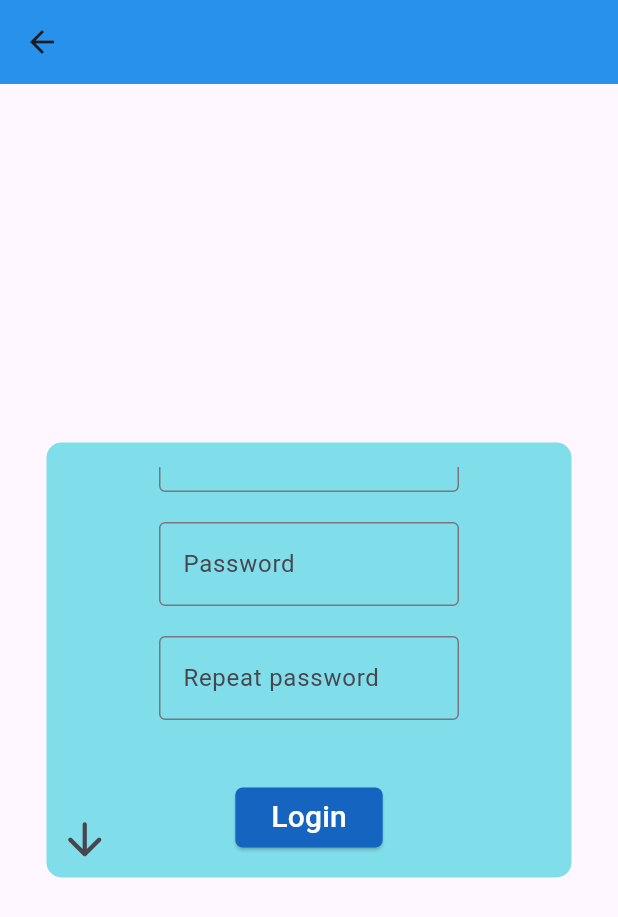
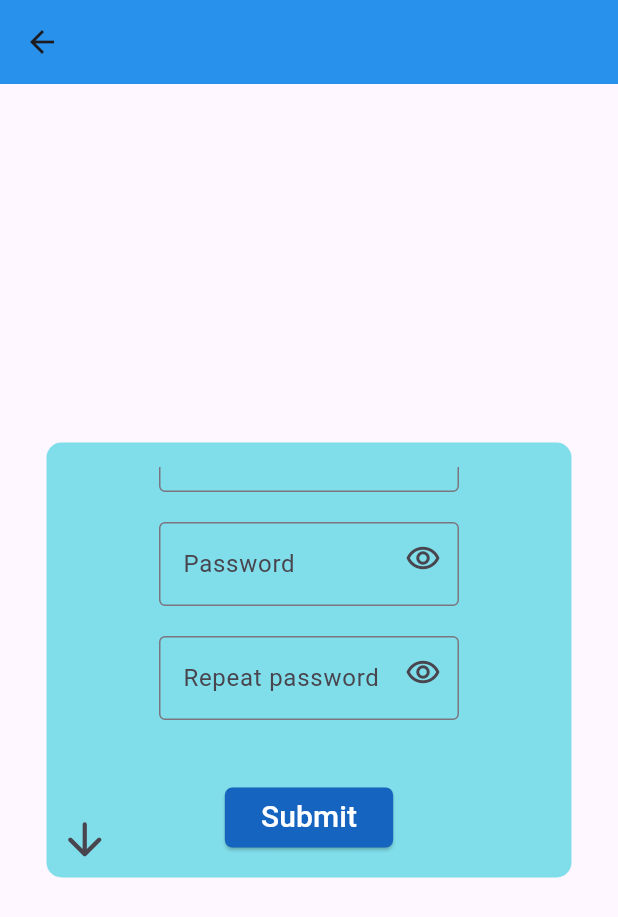
Before and after one commit to aleleotta/TeamVortex, a Flutter app: the RegisterPage screen opened by its route, scrolled down 178 dp, on a phone screen of 412 x 824 dp. Shown: the top 917 px of the screen. Run offline on Flutter 3.47's test engine with Material 3 defaults, Android fonts, the phone set to English and light mode, and no system bars; our stand-ins replace firebase_core; accounts and stored records are empty.

Commit message:
Changes: - Show/Hide buttons were added to password fields. - Conditions and regular expressions were added in LoginRegisterViewmodel for validation (Still work in progress). - Android minimum SDK was changed to 23 in build.gradle inside android src folder.

```diff
--- /dev/null
+++ b/devtools_options.yaml
@@ -0,0 +1,3 @@
+description: This file stores settings for Dart & Flutter DevTools.
+documentation: https://docs.flutter.dev/tools/devtools/extensions#configure-extension-enablement-states
+extensions:
--- a/lib/main.dart
+++ b/lib/main.dart
@@ -32,7 +32,7 @@ class MyApp extends StatelessWidget {
       routes: {
         "/welcomeView": (context) => const WelcomePage(),
         "/homeView": (context) => const HomePage(),
-        "/loginView": (context) => const LoginPage(),
+        "/loginView": (context) => LoginPage(),
         "/registerView": (context) => RegisterPage(),
       },
 
--- a/lib/models/entities/Account.dart
+++ b/lib/models/entities/Account.dart
@@ -1,24 +1,20 @@
 // ignore_for_file: file_names
-import 'dart:ffi';
 
 class Account {
   //Attributes
-  Long _id = 0 as Long;
   String _username = "";
   String _email = "";
   String _password = "";
 
   //Properties
-  Long get id => _id;
   String get username => _username;
   String get email => _email;
   String get password => _password;
 
   //Constructor
-  Account(Long id, String username, String email, String password) {
-    _id = id;
+  Account(String email, String username, String password) {
+    _email = email;
     _username = username;
-    _email = email;
     _password = password;
   }
 }
--- a/lib/viewmodels/login_register_vm.dart
+++ b/lib/viewmodels/login_register_vm.dart
@@ -2,19 +2,52 @@ import 'package:flutter/material.dart';
 import 'package:teamvortex/models/entities/Account.dart';
 
 class LoginRegisterViewModel extends ChangeNotifier {
-  late Account account;
-  String username = "";
-  String email = "";
-  String password = "";
-  String confirmPassword = "";
-  String errorString = "";
+  late Account _account;
+  String _errorString = "";
+  bool _passwordVisible = false;
+  Icon _passwordIcon = const Icon(Icons.remove_red_eye_outlined);
+
+  String get errorString => _errorString;
+  bool get passwordVisible => _passwordVisible;
+  Icon get passwordIcon => _passwordIcon;
+
+  set errorString(String value) {
+    _errorString = value;
+    notifyListeners();
+  }
+  set passwordVisible(bool value) {
+    _passwordVisible = value;
+    _passwordIcon = !_passwordVisible ? const Icon(Icons.remove_red_eye_outlined) : const Icon(Icons.visibility_off_outlined);
+    notifyListeners();
+  }
 
   // This function will check if the account information is correct.
-  // If it returns true then it proceeds to register the account into Firebase.
-  bool checkInfo() {
-    return false;
+  void checkInfoLogin(String emailOrUsername, String password) {}
+
+  // It will be called into checkInfoLogin() once the information has been validated to call Firebase
+  // and login into the account.
+  void loginIntoFirebase() {}
+
+  // This function will check if the account information is correct.
+  // If all data is valid, _registerAccountIntoFirebase() will be called.
+  void checkInfoRegister(String email, String username, String password, String repeatPassword) {
+    if (email.isEmpty || username.isEmpty || password.isEmpty || repeatPassword.isEmpty) {
+      errorString = "All fields need to be filled in.";
+    } else if (!RegExp(r'^[a-z0-9.-]{3,}@[a-z0-9-]{2,}\.[a-z]{2,}$').hasMatch(email)) {
+      errorString = "The email is not valid.";
+    } else if (!RegExp(r'^[a-zA-Z0-9]{4,20}$').hasMatch(username)) {
+      errorString = "The username length should be between 4 and 20 characters.";
+    } else if (!RegExp(r'^(?=.*[a-z])(?=.*[A-Z])(?=.*\d)(?=.*[@$!%*?&])[A-Za-z\d@$!%*?&]{6,20}$').hasMatch(password)) {
+      errorString = "The password must contain at least:\none uppercase letter,\none lowercase letter,\none number,\nand one special character.";
+    } else if (password != repeatPassword) {
+      errorString = "The passwords do not match.";
+    } else {
+      errorString = "";
+    }
+    notifyListeners();
   }
 
-  // It will be called into checkInfo() once the information has been validated to call Firebase and register the account information.
+  // It will be called into checkInfo() once the information has been validated to call Firebase
+  // and register the account information.
   void _registerAccountIntoFirebase() {}
 }
--- a/lib/views/register_page.dart
+++ b/lib/views/register_page.dart
@@ -6,6 +6,10 @@ import 'package:teamvortex/views/widgets/inputs.dart';
 class RegisterPage extends StatelessWidget {
   RegisterPage({super.key});
   final ScrollController _scrollController = ScrollController();
+  final TextEditingController _usernameController = TextEditingController();
+  final TextEditingController _emailController = TextEditingController();
+  final TextEditingController _passwordController = TextEditingController();
+  final TextEditingController _repeatPasswordController = TextEditingController();
 
   @override
   Widget build(BuildContext context) {
@@ -69,19 +73,46 @@ class RegisterPage extends StatelessWidget {
               )
             ),
             const SizedBox(height: 20),
-            inputField("Email"),
+            inputField("Email", controller: _emailController),
             const SizedBox(height: 20),
-            inputField("Username"),
+            inputField("Username", controller: _usernameController),
             const SizedBox(height: 20),
-            inputField("Password"),
+            Stack(
+              children: <Widget>[
+                inputField("Password", controller: _passwordController, isPassword: !context.watch<LoginRegisterViewModel>().passwordVisible),
+                Positioned(
+                  right: 0,
+                  child: IconButton(
+                  onPressed: () {
+                    context.read<LoginRegisterViewModel>().passwordVisible = !context.read<LoginRegisterViewModel>().passwordVisible;
+                  },
+                  icon: context.watch<LoginRegisterViewModel>().passwordIcon)
+                ),
+              ]
+            ),
             const SizedBox(height: 20),
-            inputField("Repeat password"),
+            Stack(
+              children: <Widget>[
+                inputField("Repeat password", controller: _repeatPasswordController, isPassword: !context.watch<LoginRegisterViewModel>().passwordVisible),
+                Positioned(
+                  right: 0,
+                  child: IconButton(
+                    onPressed: () {
+                      context.read<LoginRegisterViewModel>().passwordVisible = !context.read<LoginRegisterViewModel>().passwordVisible;
+                    },
+                    icon: context.watch<LoginRegisterViewModel>().passwordIcon)
+                ),
+              ]
+            ),
             const SizedBox(height: 10),
-            errorMessage(""),
+            errorMessage(context.watch<LoginRegisterViewModel>().errorString), //The error string value comes from the provider.
             const SizedBox(height: 10),
             ElevatedButton(
               onPressed: () {
-                Navigator.pushNamed(context, "/homeView"); //This will change soon. Backend will be added.
+                context.read<LoginRegisterViewModel>().checkInfoRegister(
+                  _emailController.text, _usernameController.text, _passwordController.text, _repeatPasswordController.text
+                );
+                //Navigator.pushNamed(context, "/homeView"); //This will change soon. Backend will be added.
               },
               style: ButtonStyle(
                 backgroundColor:
@@ -93,10 +124,8 @@ class RegisterPage extends StatelessWidget {
                 ),
               ),
               child: const Text(
-                "Login",
-                style: TextStyle(
-                  fontSize: 20, color: Colors.white
-                )
+                "Submit",
+                style: TextStyle(fontSize: 20, color: Colors.white)
               ),
             )
           ],
--- a/lib/views/widgets/inputs.dart
+++ b/lib/views/widgets/inputs.dart
@@ -1,10 +1,11 @@
 import 'package:flutter/material.dart';
 
-Widget inputField(String? labelName, {bool isPassword = false}) {
+Widget inputField(String? labelName, {bool isPassword = false, TextEditingController? controller}) {
   return SizedBox(
     width: 200,
     child: Center(
       child: TextField(
+        controller: controller,
         decoration: InputDecoration(
           labelText: labelName,
           border: const OutlineInputBorder(),
```
Also changed, not shown: lib/views/login_page.dart (+24 -7 lines), 1 other file.
